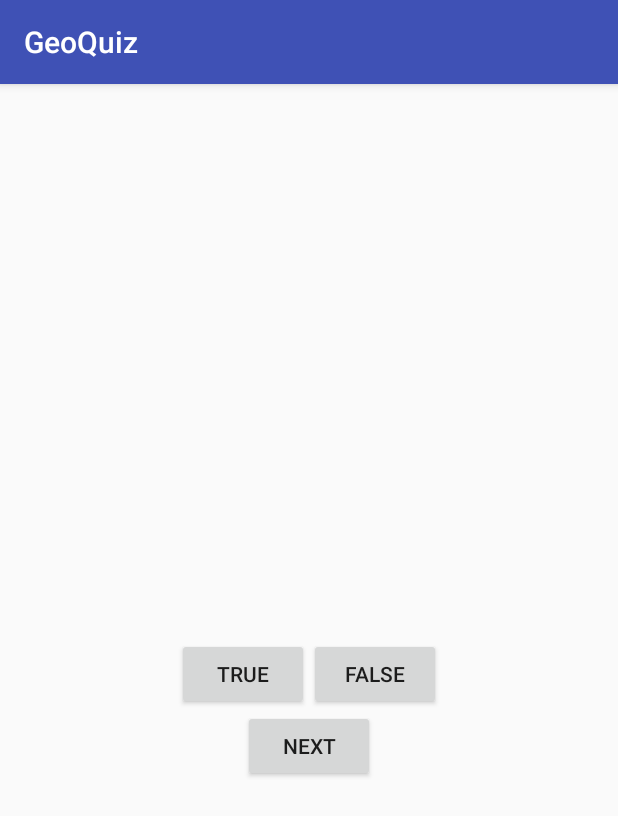
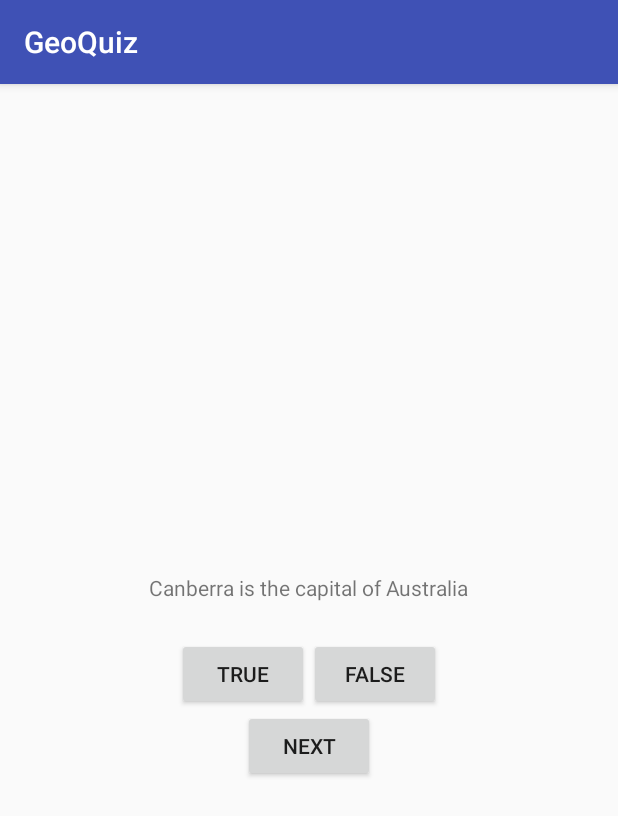
Before and after one commit to patrickvirtanen/GeoQuiz, an Android app: the screen it shows after launch (QuizActivity), after a tap on "TRUE", on a phone screen of 412 x 824 dp. Shown: the top 816 px of the screen. Run offline under Robolectric (Android 15) with nearby library versions, the phone set to English and light mode, and no system bars.

Commit message:
Added a next button and some questions

```diff
--- a/app/src/main/java/com/virtanen/android/geoquiz/QuizActivity.java
+++ b/app/src/main/java/com/virtanen/android/geoquiz/QuizActivity.java
@@ -5,6 +5,7 @@ import android.os.Bundle;
 import android.view.Gravity;
 import android.view.View;
 import android.widget.Button;
+import android.widget.TextView;
 import android.widget.Toast;
 
 
@@ -12,6 +13,8 @@ public class QuizActivity extends AppCompatActivity {
 
     private Button mTrueButton;
     private Button mFalseButton;
+    private Button mNextButton;
+    private TextView mQuestionTextView;
 
     private Question[] mQuestionBank = new Question[] {
             new Question(R.string.question_australia, true),
@@ -22,6 +25,8 @@ public class QuizActivity extends AppCompatActivity {
             new Question(R.string.question_asia, true),
     };
 
+    private int mCurrentIndex = 0;
+
 
 
 
@@ -30,13 +35,15 @@ public class QuizActivity extends AppCompatActivity {
         super.onCreate(savedInstanceState);
         setContentView(R.layout.activity_quiz);
 
+
+        mQuestionTextView = findViewById(R.id.question_text_view);
+
+
         mTrueButton = findViewById(R.id.true_button);
         mTrueButton.setOnClickListener(new View.OnClickListener() {
             @Override
             public void onClick(View v) {
-                Toast toast = Toast.makeText(QuizActivity.this, R.string.correct_toast, Toast.LENGTH_SHORT);
-                toast.setGravity(Gravity.TOP|Gravity.CENTER_HORIZONTAL, 0, 0);
-                toast.show();
+                checkAnswer(true);
 
             }
         });
@@ -46,12 +53,40 @@ public class QuizActivity extends AppCompatActivity {
         mFalseButton.setOnClickListener(new View.OnClickListener() {
             @Override
             public void onClick(View v) {
-                Toast toast = Toast.makeText(QuizActivity.this, R.string.incorrect_toast, Toast.LENGTH_SHORT);
-                toast.setGravity(Gravity.TOP|Gravity.CENTER_HORIZONTAL, 0, 0);
-                toast.show();
+                checkAnswer(false);
 
             }
         });
 
+        mNextButton = findViewById(R.id.next_button);
+        mNextButton.setOnClickListener(new View.OnClickListener() {
+            @Override
+            public void onClick(View v) {
+                mCurrentIndex = (mCurrentIndex + 1) % mQuestionBank.length;
+                updateQuestion();
+            }
+        });
+        updateQuestion();
+
+    }
+
+    private void updateQuestion() {
+        int question = mQuestionBank[mCurrentIndex].getTextResId();
+        mQuestionTextView.setText(question);
+    }
+
+    private void checkAnswer(boolean userPressedTrue) {
+        boolean answerIsTrue = mQuestionBank[mCurrentIndex].isAnswerTrue();
+
+        int messageResId = 0;
+
+        if (userPressedTrue == answerIsTrue) {
+            messageResId = R.string.correct_toast;
+        } else {
+            messageResId = R.string.incorrect_toast;
+        }
+
+        Toast.makeText(this, messageResId, Toast.LENGTH_SHORT)
+                .show();
     }
 }
--- a/app/src/main/res/values/strings.xml
+++ b/app/src/main/res/values/strings.xml
@@ -1,8 +1,8 @@
 <resources>
     <string name="app_name">GeoQuiz</string>
-    <string name="question_australia">Canberra is the capital of Australia</string>
     <string name="question_oceans">The Pacific Ocean is larger than
     the Atlantic Ocean.</string>
+    <string name="question_australia">Canberra is the capital of Australia</string>
     <string name="question_mideast">The Suez Canal connects the Red Sea
     and the Indian Ocean.</string>
     <string name="question_africa">The source of the Nile River is in Egypt.</string>
```
